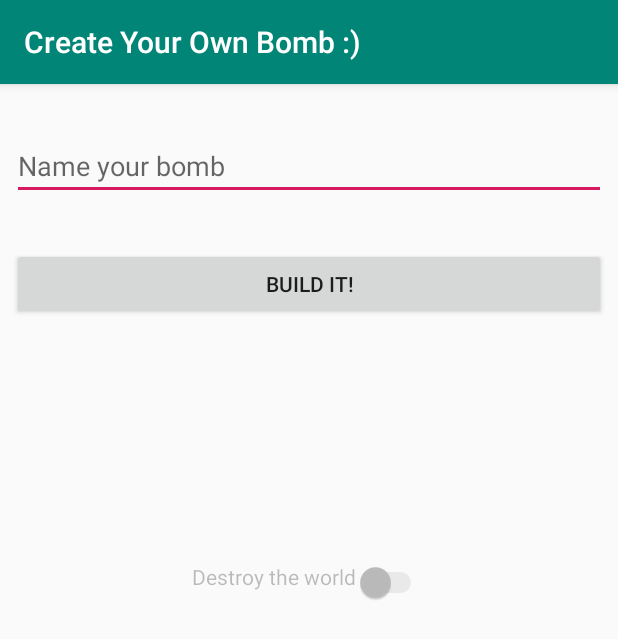
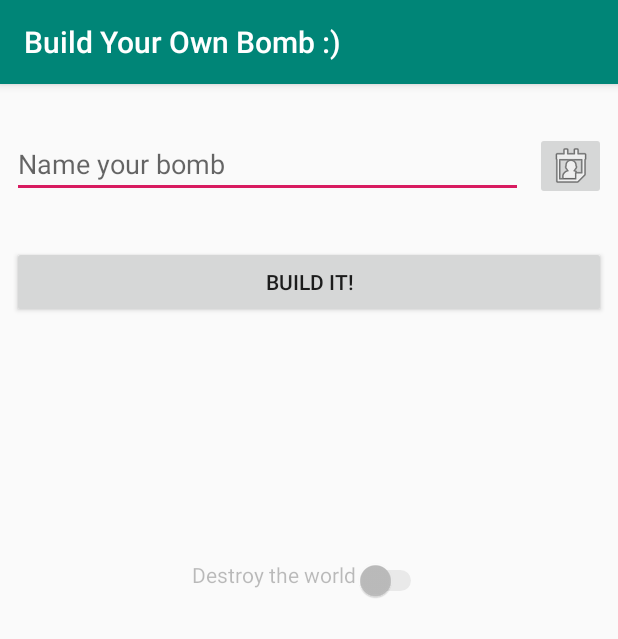
Before and after one commit to alexpadillarosas/3-Android-CreateYourBomb, an Android app: the screen it shows after launch (MainActivity), on a phone screen of 412 x 824 dp. Shown: the top 639 px of the screen. Run offline under Robolectric (Android 15) with nearby library versions, the phone set to English and light mode, and no system bars.

Commit message:
update plugin and bomb svg file name adding code to select a user description from the contact's database.

```diff
--- a/app/src/main/AndroidManifest.xml
+++ b/app/src/main/AndroidManifest.xml
@@ -1,6 +1,8 @@
 <?xml version="1.0" encoding="utf-8"?>
 <manifest xmlns:android="http://schemas.android.com/apk/res/android"
     package="com.example.android.myswitchingscreenwithobjectsapp">
+
+    <uses-permission android:name="android.permission.READ_CONTACTS" />
 
     <application
         android:allowBackup="true"
@@ -17,6 +19,7 @@
                 <category android:name="android.intent.category.LAUNCHER" />
             </intent-filter>
         </activity>
+
     </application>
 
 </manifest>
--- a/app/src/main/java/com/example/android/myswitchingscreenwithobjectsapp/Constants.java
+++ b/app/src/main/java/com/example/android/myswitchingscreenwithobjectsapp/Constants.java
@@ -2,5 +2,6 @@ package com.example.android.myswitchingscreenwithobjectsapp;
 
 public final class Constants {
 
-    public static final Integer SECOND_SCREEN_REQUEST_CODE = 2;
+    public static final Integer REQUEST_CODE_SECOND_SCREEN = 2;
+    public static final Integer REQUEST_CODE_PICK_CONTACTS = 3;
 }
--- a/app/src/main/res/layout/activity_main.xml
+++ b/app/src/main/res/layout/activity_main.xml
@@ -38,8 +38,8 @@
 
     <EditText
         android:id="@+id/bombNameTextView"
-        android:layout_width="match_parent"
-        android:layout_height="wrap_content"
+        android:layout_width="0dp"
+        android:layout_height="44dp"
         android:layout_marginStart="8dp"
         android:layout_marginLeft="8dp"
         android:layout_marginTop="32dp"
@@ -49,8 +49,7 @@
         android:hint="Name your bomb"
         android:inputType="textPersonName"
         android:text=""
-        app:layout_constraintEnd_toEndOf="parent"
-        app:layout_constraintHorizontal_bias="0.0"
+        app:layout_constraintEnd_toStartOf="@+id/contactImageButton"
         app:layout_constraintStart_toStartOf="parent"
         app:layout_constraintTop_toTopOf="parent" />
 
@@ -101,4 +100,16 @@
         app:layout_constraintStart_toStartOf="parent"
         app:layout_constraintTop_toBottomOf="@+id/destroyTheWorldSwitch" />
 
+    <ImageButton
+        android:id="@+id/contactImageButton"
+        android:layout_width="47dp"
+        android:layout_height="45dp"
+        android:layout_marginEnd="8dp"
+        android:layout_marginRight="8dp"
+        app:layout_constraintBottom_toBottomOf="@+id/bombNameTextView"
+        app:layout_constraintEnd_toEndOf="parent"
+        app:layout_constraintTop_toTopOf="@+id/bombNameTextView"
+        app:layout_constraintVertical_bias="0.0"
+        app:srcCompat="@android:drawable/ic_menu_my_calendar" />
+
 </android.support.constraint.ConstraintLayout>
--- a/app/src/main/res/layout/activity_second.xml
+++ b/app/src/main/res/layout/activity_second.xml
@@ -69,8 +69,11 @@
         android:layout_marginBottom="8dp"
         android:gravity="center"
         android:text="TextView"
+        android:textAppearance="@style/TextAppearance.AppCompat.Body1"
+        app:autoSizeTextType="none"
         app:layout_constraintBottom_toTopOf="@+id/textView2"
         app:layout_constraintEnd_toEndOf="parent"
+        app:layout_constraintHorizontal_bias="0.0"
         app:layout_constraintStart_toStartOf="parent"
         app:layout_constraintTop_toTopOf="parent" />
 
--- a/app/src/main/res/values/strings.xml
+++ b/app/src/main/res/values/strings.xml
@@ -1,3 +1,3 @@
 <resources>
-    <string name="app_name">Create Your Own Bomb :) </string>
+    <string name="app_name">Build Your Own Bomb :) </string>
 </resources>
--- a/build.gradle
+++ b/build.gradle
@@ -7,7 +7,7 @@ buildscript {
 
     }
     dependencies {
-        classpath 'com.android.tools.build:gradle:3.6.1'
+        classpath 'com.android.tools.build:gradle:3.6.2'
 
         // NOTE: Do not place your application dependencies here; they belong
         // in the individual module build.gradle files
```
Also changed, not shown: app/src/main/java/com/example/android/myswitchingscreenwithobjectsapp/MainActivity.java (+137 -17 lines).
